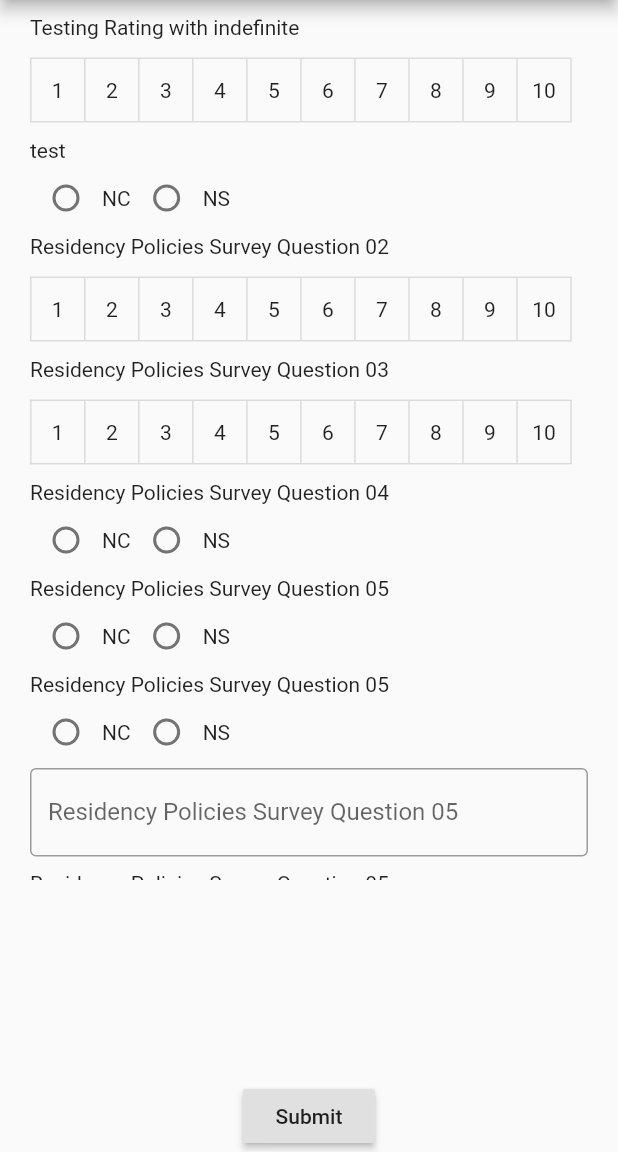
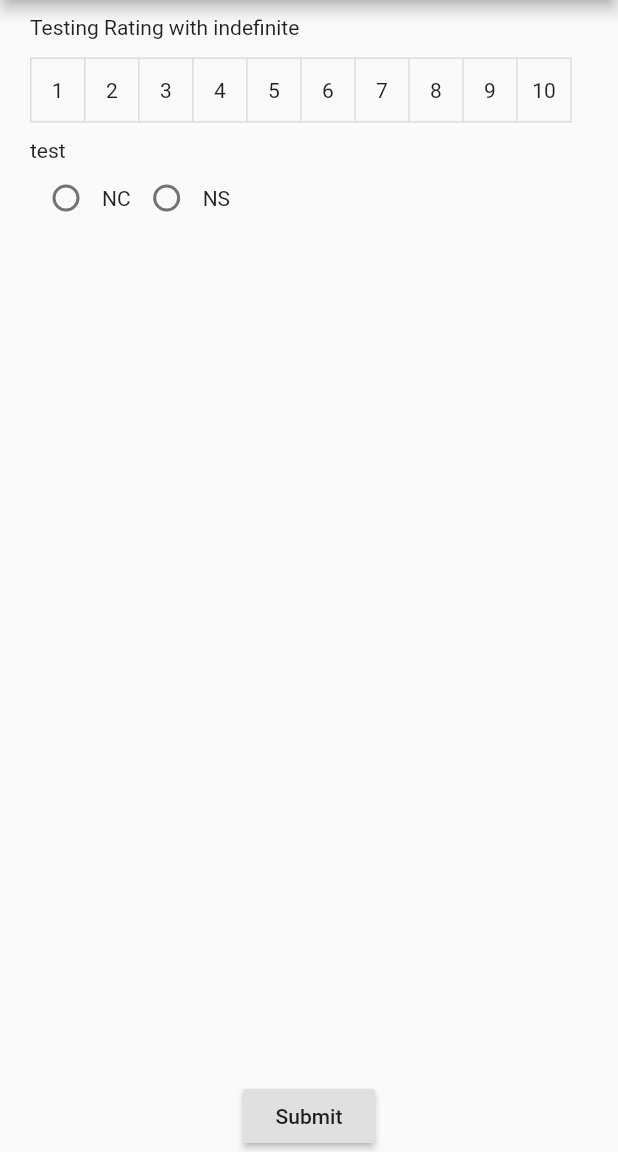
Before and after one commit to Thalinda/My_pcakages, a Flutter app: the screen it shows after launch, on a phone screen of 412 x 824 dp, the part 84-1236 px from its top. Run offline on Flutter 3.47's test engine with Material 2 defaults, Android fonts, the phone set to English and light mode, and no system bars; our stand-ins replace dropdown_search, get.

Commit message:
working can't figure out why not working other the

```diff
--- a/lib/dynamic_forms.dart
+++ b/lib/dynamic_forms.dart
@@ -32,140 +32,140 @@ class _DynamicFormsState extends State<DynamicForms> {
         surveyId: 2,
         quizType: 1,
         quiz: "test",
-        isRequired: 0,
+        isRequired: 1,
         createdDate: DateTime.parse("2022-03-10T00:00:00"),
         modifiedDate: DateTime.parse("2022-03-10T00:00:00")),
-    SurveyQuizeModel(
-        options: [],
-        surveyQuizId: 2,
-        surveyId: 2,
-        quizType: 2,
-        quiz: "Residency Policies Survey Question 02",
-        isRequired: 0,
-        createdDate: DateTime.parse("2022-01-26T00:00:00"),
-        modifiedDate: DateTime.parse("2022-01-26T00:00:00")),
-    SurveyQuizeModel(
-        options: [],
-        surveyQuizId: 3,
-        surveyId: 3,
-        quizType: 2,
-        quiz: "Residency Policies Survey Question 03",
-        isRequired: 1,
-        createdDate: DateTime.parse("2022-01-26T00:00:00"),
-        modifiedDate: DateTime.parse("2022-01-26T00:00:00")),
-    SurveyQuizeModel(
-        options: ["NC", "NS"],
-        surveyQuizId: 4,
-        surveyId: 4,
-        quizType: 1,
-        quiz: "Residency Policies Survey Question 04",
-        isRequired: 1,
-        createdDate: DateTime.parse("2022-01-26T00:00:00"),
-        modifiedDate: DateTime.parse("2022-01-26T00:00:00")),
-    SurveyQuizeModel(
-        options: ["NC", "NS"],
-        surveyQuizId: 5,
-        surveyId: 5,
-        quizType: 1,
-        quiz: "Residency Policies Survey Question 05",
-        isRequired: 0,
-        createdDate: DateTime.parse("2022-01-26T00:00:00"),
-        modifiedDate: DateTime.parse("2022-01-26T00:00:00")),
-    SurveyQuizeModel(
-        options: ["NC", "NS"],
-        surveyQuizId: 5,
-        surveyId: 5,
-        quizType: 1,
-        quiz: "Residency Policies Survey Question 05",
-        isRequired: 0,
-        createdDate: DateTime.parse("2022-01-26T00:00:00"),
-        modifiedDate: DateTime.parse("2022-01-26T00:00:00")),
-    SurveyQuizeModel(
-        options: ["NC", "NS"],
-        surveyQuizId: 5,
-        surveyId: 5,
-        quizType: 3,
-        quiz: "Residency Policies Survey Question 05",
-        isRequired: 0,
-        createdDate: DateTime.parse("2022-01-26T00:00:00"),
-        modifiedDate: DateTime.parse("2022-01-26T00:00:00")),
-    SurveyQuizeModel(
-        options: ["NC", "NS"],
-        surveyQuizId: 5,
-        surveyId: 5,
-        quizType: 2,
-        quiz: "Residency Policies Survey Question 05",
-        isRequired: 0,
-        createdDate: DateTime.parse("2022-01-26T00:00:00"),
-        modifiedDate: DateTime.parse("2022-01-26T00:00:00")),
-    SurveyQuizeModel(
-        options: ["NC", "NS"],
-        surveyQuizId: 5,
-        surveyId: 5,
-        quizType: 3,
-        quiz: "Residency Policies Survey Question 05",
-        isRequired: 0,
-        createdDate: DateTime.parse("2022-01-26T00:00:00"),
-        modifiedDate: DateTime.parse("2022-01-26T00:00:00")),
+    // SurveyQuizeModel(
+    //     options: [],
+    //     surveyQuizId: 2,
+    //     surveyId: 2,
+    //     quizType: 2,
+    //     quiz: "Residency Policies Survey Question 02",
+    //     isRequired: 0,
+    //     createdDate: DateTime.parse("2022-01-26T00:00:00"),
+    //     modifiedDate: DateTime.parse("2022-01-26T00:00:00")),
+    // SurveyQuizeModel(
+    //     options: [],
+    //     surveyQuizId: 3,
+    //     surveyId: 3,
+    //     quizType: 2,
+    //     quiz: "Residency Policies Survey Question 03",
+    //     isRequired: 1,
+    //     createdDate: DateTime.parse("2022-01-26T00:00:00"),
+    //     modifiedDate: DateTime.parse("2022-01-26T00:00:00")),
+    // SurveyQuizeModel(
+    //     options: ["NC", "NS"],
+    //     surveyQuizId: 4,
+    //     surveyId: 4,
+    //     quizType: 1,
+    //     quiz: "Residency Policies Survey Question 04",
+    //     isRequired: 1,
+    //     createdDate: DateTime.parse("2022-01-26T00:00:00"),
+    //     modifiedDate: DateTime.parse("2022-01-26T00:00:00")),
+    // SurveyQuizeModel(
+    //     options: ["NC", "NS"],
+    //     surveyQuizId: 5,
+    //     surveyId: 5,
+    //     quizType: 1,
+    //     quiz: "Residency Policies Survey Question 05",
+    //     isRequired: 0,
+    //     createdDate: DateTime.parse("2022-01-26T00:00:00"),
+    //     modifiedDate: DateTime.parse("2022-01-26T00:00:00")),
+    // SurveyQuizeModel(
+    //     options: ["NC", "NS"],
+    //     surveyQuizId: 5,
+    //     surveyId: 5,
+    //     quizType: 1,
+    //     quiz: "Residency Policies Survey Question 05",
+    //     isRequired: 0,
+    //     createdDate: DateTime.parse("2022-01-26T00:00:00"),
+    //     modifiedDate: DateTime.parse("2022-01-26T00:00:00")),
+    // SurveyQuizeModel(
+    //     options: ["NC", "NS"],
+    //     surveyQuizId: 5,
+    //     surveyId: 5,
+    //     quizType: 3,
+    //     quiz: "Residency Policies Survey Question 05",
+    //     isRequired: 0,
+    //     createdDate: DateTime.parse("2022-01-26T00:00:00"),
+    //     modifiedDate: DateTime.parse("2022-01-26T00:00:00")),
+    // SurveyQuizeModel(
+    //     options: ["NC", "NS"],
+    //     surveyQuizId: 5,
+    //     surveyId: 5,
+    //     quizType: 2,
+    //     quiz: "Residency Policies Survey Question 05",
+    //     isRequired: 0,
+    //     createdDate: DateTime.parse("2022-01-26T00:00:00"),
+    //     modifiedDate: DateTime.parse("2022-01-26T00:00:00")),
+    // SurveyQuizeModel(
+    //     options: ["NC", "NS"],
+    //     surveyQuizId: 5,
+    //     surveyId: 5,
+    //     quizType: 3,
+    //     quiz: "Residency Policies Survey Question 05",
+    //     isRequired: 0,
+    //     createdDate: DateTime.parse("2022-01-26T00:00:00"),
+    //     modifiedDate: DateTime.parse("2022-01-26T00:00:00")),
 
-    SurveyQuizeModel(
-        options: [],
-        surveyQuizId: 61,
-        surveyId: 28,
-        quizType: 2,
-        quiz: "Testing Rating with indefinite",
-        isRequired: 1,
-        createdDate: DateTime.parse("2022-03-12T00:00:00"),
-        modifiedDate: DateTime.parse("2022-03-12T00:00:00")),
+    // SurveyQuizeModel(
+    //     options: [],
+    //     surveyQuizId: 61,
+    //     surveyId: 28,
+    //     quizType: 2,
+    //     quiz: "Testing Rating with indefinite",
+    //     isRequired: 1,
+    //     createdDate: DateTime.parse("2022-03-12T00:00:00"),
+    //     modifiedDate: DateTime.parse("2022-03-12T00:00:00")),
 
-    SurveyQuizeModel(
-        options: [],
-        surveyQuizId: 61,
-        surveyId: 28,
-        quizType: 2,
-        quiz: "Testing Rating with indefinite",
-        isRequired: 1,
-        createdDate: DateTime.parse("2022-03-12T00:00:00"),
-        modifiedDate: DateTime.parse("2022-03-12T00:00:00")),
+    // SurveyQuizeModel(
+    //     options: [],
+    //     surveyQuizId: 61,
+    //     surveyId: 28,
+    //     quizType: 2,
+    //     quiz: "Testing Rating with indefinite",
+    //     isRequired: 1,
+    //     createdDate: DateTime.parse("2022-03-12T00:00:00"),
+    //     modifiedDate: DateTime.parse("2022-03-12T00:00:00")),
 
-    SurveyQuizeModel(
-        options: [],
-        surveyQuizId: 61,
-        surveyId: 28,
-        quizType: 2,
-        quiz: "Testing Rating with indefinite",
-        isRequired: 1,
-        createdDate: DateTime.parse("2022-03-12T00:00:00"),
-        modifiedDate: DateTime.parse("2022-03-12T00:00:00")),
+    // SurveyQuizeModel(
+    //     options: [],
+    //     surveyQuizId: 61,
+    //     surveyId: 28,
+    //     quizType: 2,
+    //     quiz: "Testing Rating with indefinite",
+    //     isRequired: 1,
+    //     createdDate: DateTime.parse("2022-03-12T00:00:00"),
+    //     modifiedDate: DateTime.parse("2022-03-12T00:00:00")),
 
-    SurveyQuizeModel(
-        options: [],
-        surveyQuizId: 61,
-        surveyId: 28,
-        quizType: 2,
-        quiz: "Testing Rating with indefinite",
-        isRequired: 1,
-        createdDate: DateTime.parse("2022-03-12T00:00:00"),
-        modifiedDate: DateTime.parse("2022-03-12T00:00:00")),
+    // SurveyQuizeModel(
+    //     options: [],
+    //     surveyQuizId: 61,
+    //     surveyId: 28,
+    //     quizType: 2,
+    //     quiz: "Testing Rating with indefinite",
+    //     isRequired: 1,
+    //     createdDate: DateTime.parse("2022-03-12T00:00:00"),
+    //     modifiedDate: DateTime.parse("2022-03-12T00:00:00")),
 
-    SurveyQuizeModel(
-        options: [],
-        surveyQuizId: 61,
-        surveyId: 28,
-        quizType: 2,
-        quiz: "Testing Rating with indefinite",
-        isRequired: 1,
-        createdDate: DateTime.parse("2022-03-12T00:00:00"),
-        modifiedDate: DateTime.parse("2022-03-12T00:00:00")),
-    SurveyQuizeModel(
-        options: ["NC", "NS"],
-        surveyQuizId: 5,
-        surveyId: 5,
-        quizType: 1,
-        quiz: "Last Quetions",
-        isRequired: 0,
-        createdDate: DateTime.parse("2022-01-26T00:00:00"),
-        modifiedDate: DateTime.parse("2022-01-26T00:00:00")),
+    // SurveyQuizeModel(
+    //     options: [],
+    //     surveyQuizId: 61,
+    //     surveyId: 28,
+    //     quizType: 2,
+    //     quiz: "Testing Rating with indefinite",
+    //     isRequired: 1,
+    //     createdDate: DateTime.parse("2022-03-12T00:00:00"),
+    //     modifiedDate: DateTime.parse("2022-03-12T00:00:00")),
+    // SurveyQuizeModel(
+    //     options: ["NC", "NS"],
+    //     surveyQuizId: 5,
+    //     surveyId: 5,
+    //     quizType: 1,
+    //     quiz: "Last Quetions",
+    //     isRequired: 0,
+    //     createdDate: DateTime.parse("2022-01-26T00:00:00"),
+    //     modifiedDate: DateTime.parse("2022-01-26T00:00:00")),
     // SurveyQuizeModel(
     //     options: ["NC", "NS"],
     //     surveyQuizId: 5,
```
